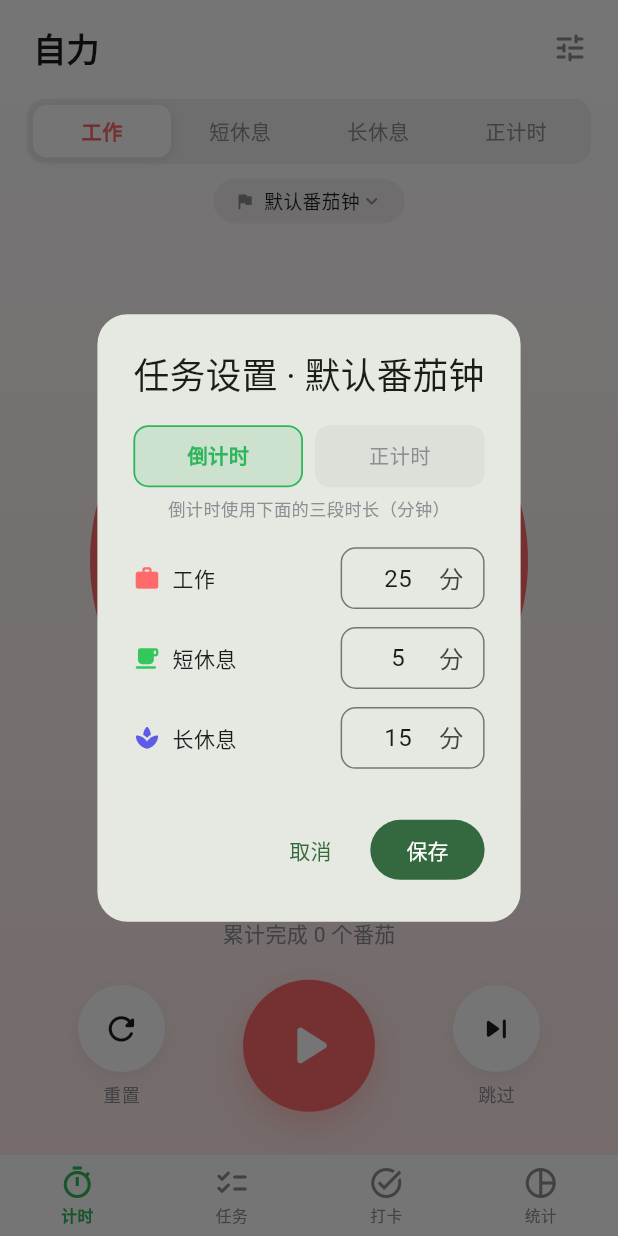
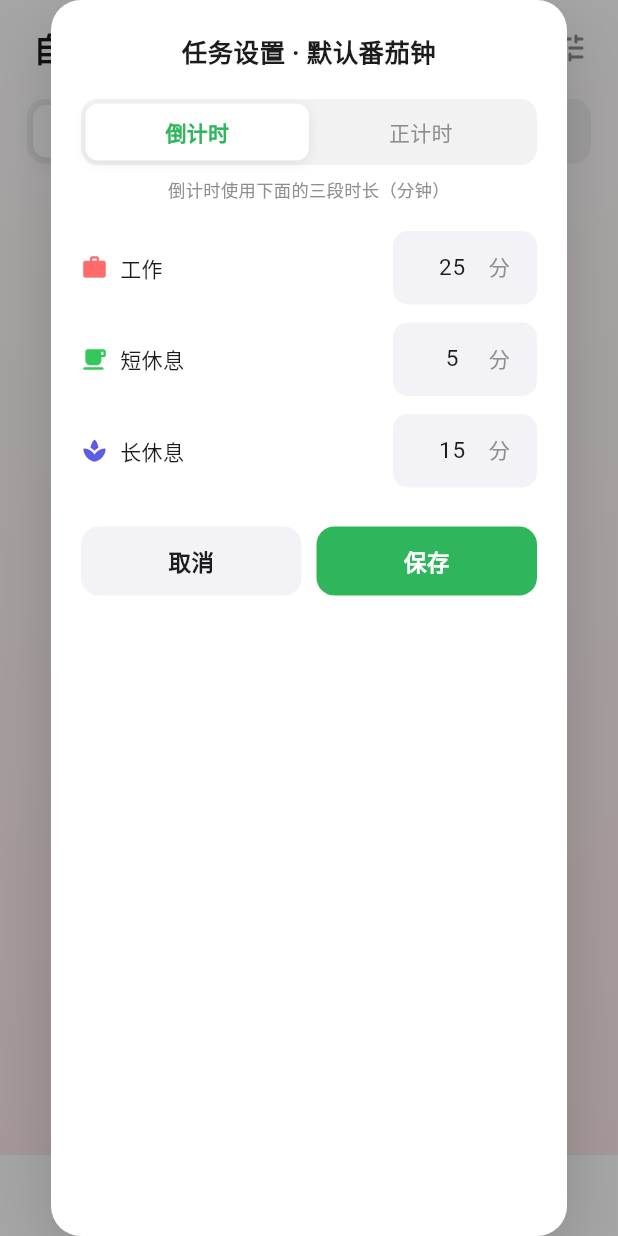
Before and after one commit to 7iyxx/zili-pomodoro, a Flutter app: the screen it shows after launch, after a tap on the "tune" icon, on a phone screen of 412 x 824 dp. Run offline on Flutter 3.47's test engine with Material 3 defaults, Android fonts, the light colour scheme and no system bars; our stand-ins replace audioplayers, flutter_local_notifications, shared_preferences, timezone, vibration.

Commit message:
v1.4.1: 统一弹窗视觉风格（纯白卡片 + 同款分段控件 + iOS 灰填充输入框）

```diff
--- a/lib/main.dart
+++ b/lib/main.dart
@@ -23,6 +23,12 @@
 //   · 任务可选计时方式：新建 / 编辑任务时可选择「倒计时（番茄钟）」或
 //     「正计时（自由计时）」，打开该任务后自动采用对应方式；
 //   · 默认番茄钟也可在计时页右上角的"任务设置"里切换计时方式。
+//
+// v1.4.1 更新：
+//   · 统一弹窗视觉：新建任务 / 任务设置 / 添加打卡项全部改为应用统一风格的纯白卡片弹窗
+//     （大圆角、柔和阴影、居中标题、等宽按钮），输入框统一为 iOS 灰填充圆角样式；
+//   · 「倒计时 / 正计时」改为与主界面模式栏同款的分段控件，两个选项天然等宽等高。
+
 // -----------------------------------------------------------------------------
 // 代码结构（单文件，按 9 个区块组织，建议配合 IDE 大纲视图阅读）：
 //   【一】模型与工具      —— 任务模型 / 打卡模型 / 调色板 / 时长格式化
@@ -1499,41 +1505,33 @@ class _PomodoroPageState extends State<PomodoroPage> with WidgetsBindingObserver
 
     final bool? saved = await showDialog<bool>(
       context: context,
+      barrierColor: Colors.black.withValues(alpha: 0.35),
       builder: (BuildContext ctx) => StatefulBuilder(
-        builder: (BuildContext ctx, StateSetter setLocal) => AlertDialog(
-          shape: RoundedRectangleBorder(borderRadius: BorderRadius.circular(20)),
-          title: Text('任务设置 · ${store.activeTaskName}'),
-          content: SingleChildScrollView(
+        builder: (BuildContext ctx, StateSetter setLocal) => _AppDialogCard(
+          title: '任务设置 · ${store.activeTaskName}',
+          actions: <Widget>[
+            _DialogButton(text: '取消', onTap: () => Navigator.of(ctx).pop(false)),
+            _DialogButton(text: '保存', primary: true, onTap: () => Navigator.of(ctx).pop(true)),
+          ],
+          child: SingleChildScrollView(
             child: Column(
               mainAxisSize: MainAxisSize.min,
+              crossAxisAlignment: CrossAxisAlignment.stretch,
               children: <Widget>[
-                // ---- 计时方式：倒计时 / 正计时 二选一 ----
-                Row(
-                  children: <Widget>[
-                    Expanded(
-                      child: _ChoicePill(
-                        text: '倒计时',
-                        selected: !countUpChoice,
-                        onTap: () => setLocal(() => countUpChoice = false),
-                      ),
-                    ),
-                    const SizedBox(width: 8),
-                    Expanded(
-                      child: _ChoicePill(
-                        text: '正计时',
-                        selected: countUpChoice,
-                        onTap: () => setLocal(() => countUpChoice = true),
-                      ),
-                    ),
-                  ],
+                // 计时方式：倒计时 / 正计时（与主界面模式栏同款分段控件）
+                _ChoiceSegment(
+                  options: const <String>['倒计时', '正计时'],
+                  selectedIndex: countUpChoice ? 1 : 0,
+                  onChanged: (int i) => setLocal(() => countUpChoice = i == 1),
                 ),
-                const SizedBox(height: 6),
+                const SizedBox(height: 8),
                 Text(
                   countUpChoice ? '正计时不限时长，结束时按实际用时记账' : '倒计时使用下面的三段时长（分钟）',
+                  textAlign: TextAlign.center,
                   style: const TextStyle(fontSize: 11.5, color: AppColors.secondaryLabel),
                 ),
-                const SizedBox(height: 12),
-                // ---- 三段时长（正计时任务置灰不可编辑，仅保留配置备用） ----
+                const SizedBox(height: 14),
+                // 三段时长（正计时任务置灰不可编辑，仅保留配置备用）
                 Opacity(
                   opacity: countUpChoice ? 0.35 : 1,
                   child: IgnorePointer(
@@ -1548,10 +1546,6 @@ class _PomodoroPageState extends State<PomodoroPage> with WidgetsBindingObserver
               ],
             ),
           ),
-          actions: <Widget>[
-            TextButton(onPressed: () => Navigator.of(ctx).pop(false), child: const Text('取消')),
-            FilledButton(onPressed: () => Navigator.of(ctx).pop(true), child: const Text('保存')),
-          ],
         ),
       ),
     );
@@ -1609,16 +1603,11 @@ class _PomodoroPageState extends State<PomodoroPage> with WidgetsBindingObserver
           ),
           SizedBox(
             width: 96,
-            child: TextField(
+            child: _IOSField(
               controller: controller,
+              suffixText: '分',
+              textAlign: TextAlign.center,
               keyboardType: TextInputType.number,
-              textAlign: TextAlign.center,
-              decoration: InputDecoration(
-                isDense: true,
-                suffixText: '分',
-                contentPadding: const EdgeInsets.symmetric(vertical: 8, horizontal: 10),
-                border: OutlineInputBorder(borderRadius: BorderRadius.circular(10)),
-              ),
             ),
           ),
         ],
@@ -1896,7 +1885,7 @@ class TasksPage extends StatelessWidget {
     );
   }
 
-  /// 新建 / 编辑任务弹窗（名称 + 计时方式 + 三段时长）
+  /// 新建 / 编辑任务弹窗（名称 + 计时方式 + 三段时长；应用统一弹窗风格）
   Future<void> _showTaskEditor(BuildContext context, TaskItem? task) async {
     final AppStore store = AppStore.instance;
     final TextEditingController nameCtrl = TextEditingController(text: task?.name ?? '');
@@ -1907,52 +1896,38 @@ class TasksPage extends StatelessWidget {
 
     final bool? ok = await showDialog<bool>(
       context: context,
+      barrierColor: Colors.black.withValues(alpha: 0.35),
       builder: (BuildContext ctx) => StatefulBuilder(
-        builder: (BuildContext ctx, StateSetter setLocal) => AlertDialog(
-          shape: RoundedRectangleBorder(borderRadius: BorderRadius.circular(20)),
-          title: Text(task == null ? '新建任务' : '编辑任务'),
-          content: SingleChildScrollView(
+        builder: (BuildContext ctx, StateSetter setLocal) => _AppDialogCard(
+          title: task == null ? '新建任务' : '编辑任务',
+          actions: <Widget>[
+            _DialogButton(text: '取消', onTap: () => Navigator.of(ctx).pop(false)),
+            _DialogButton(text: '保存', primary: true, onTap: () => Navigator.of(ctx).pop(true)),
+          ],
+          child: SingleChildScrollView(
             child: Column(
               mainAxisSize: MainAxisSize.min,
+              crossAxisAlignment: CrossAxisAlignment.stretch,
               children: <Widget>[
-                TextField(
-                  controller: nameCtrl,
-                  decoration: InputDecoration(
-                    labelText: '任务名称',
-                    hintText: '例如：复习信号与系统',
-                    border: OutlineInputBorder(borderRadius: BorderRadius.circular(12)),
-                  ),
+                // 任务名称
+                _IOSField(controller: nameCtrl, hintText: '任务名称，例如：复习信号与系统'),
+                const SizedBox(height: 16),
+                // 计时方式：倒计时 / 正计时（与主界面模式栏同款分段控件）
+                _ChoiceSegment(
+                  options: const <String>['倒计时', '正计时'],
+                  selectedIndex: countUpChoice ? 1 : 0,
+                  onChanged: (int i) => setLocal(() => countUpChoice = i == 1),
                 ),
-                const SizedBox(height: 14),
-                // ---- 计时方式：倒计时（番茄钟） / 正计时（自由计时） ----
-                Row(
-                  children: <Widget>[
-                    Expanded(
-                      child: _ChoicePill(
-                        text: '倒计时',
-                        selected: !countUpChoice,
-                        onTap: () => setLocal(() => countUpChoice = false),
-                      ),
-                    ),
-                    const SizedBox(width: 8),
-                    Expanded(
-                      child: _ChoicePill(
-                        text: '正计时',
-                        selected: countUpChoice,
-                        onTap: () => setLocal(() => countUpChoice = true),
-                      ),
-                    ),
-                  ],
-                ),
-                const SizedBox(height: 6),
+                const SizedBox(height: 8),
                 Text(
                   countUpChoice
                       ? '正计时不限时长：打开该任务后正着数，结束时按实际用时记账'
                       : '倒计时使用下面的三段时长（分钟）',
+                  textAlign: TextAlign.center,
                   style: const TextStyle(fontSize: 11.5, color: AppColors.secondaryLabel),
                 ),
-                const SizedBox(height: 12),
-                // ---- 三段时长（正计时任务置灰不可编辑，仅保留配置备用） ----
+                const SizedBox(height: 14),
+                // 三段时长（正计时任务置灰不可编辑，仅保留配置备用）
                 Opacity(
                   opacity: countUpChoice ? 0.35 : 1,
                   child: IgnorePointer(
@@ -1969,10 +1944,6 @@ class TasksPage extends StatelessWidget {
               ],
             ),
           ),
-          actions: <Widget>[
-            TextButton(onPressed: () => Navigator.of(ctx).pop(false), child: const Text('取消')),
-            FilledButton(onPressed: () => Navigator.of(ctx).pop(true), child: const Text('保存')),
-          ],
         ),
       ),
     );
@@ -2034,16 +2005,11 @@ class TasksPage extends StatelessWidget {
             child: Text(label, style: const TextStyle(fontSize: 14, color: AppColors.label)),
           ),
           Expanded(
-            child: TextField(
+            child: _IOSField(
               controller: controller,
+              suffixText: '分',
+              textAlign: TextAlign.center,
               keyboardType: TextInputType.number,
-              textAlign: TextAlign.center,
-              decoration: InputDecoration(
-                isDense: true,
-                suffixText: '分',
-                contentPadding: const EdgeInsets.symmetric(vertical: 8, horizontal: 10),
-                border: OutlineInputBorder(borderRadius: BorderRadius.circular(10)),
-              ),
             ),
           ),
         ],
@@ -2242,28 +2208,24 @@ class CheckInPage extends StatelessWidget {
     );
   }
 
-  /// 添加打卡项
+  /// 添加打卡项（应用统一弹窗风格）
   Future<void> _showAddDialog(BuildContext context) async {
     final AppStore store = AppStore.instance;
     final TextEditingController nameCtrl = TextEditingController();
     final bool? ok = await showDialog<bool>(
       context: context,
-      builder: (BuildContext ctx) => AlertDialog(
-        shape: RoundedRectangleBorder(borderRadius: BorderRadius.circular(20)),
-        title: const Text('添加打卡项'),
-        content: TextField(
+      barrierColor: Colors.black.withValues(alpha: 0.35),
+      builder: (BuildContext ctx) => _AppDialogCard(
+        title: '添加打卡项',
+        actions: <Widget>[
+          _DialogButton(text: '取消', onTap: () => Navigator.of(ctx).pop(false)),
+          _DialogButton(text: '添加', primary: true, onTap: () => Navigator.of(ctx).pop(true)),
+        ],
+        child: _IOSField(
           controller: nameCtrl,
+          hintText: '打卡项名称，例如：早起 7 点',
           autofocus: true,
-          decoration: InputDecoration(
-            labelText: '打卡项名称',
-            hintText: '例如：早起 7 点',
-            border: OutlineInputBorder(borderRadius: BorderRadius.circular(12)),
-          ),
         ),
-        actions: <Widget>[
-          TextButton(onPressed: () => Navigator.of(ctx).pop(false), child: const Text('取消')),
-          FilledButton(onPressed: () => Navigator.of(ctx).pop(true), child: const Text('添加')),
-        ],
       ),
     );
     final String name = nameCtrl.text.trim();
@@ -2872,44 +2834,206 @@ class _StatsBar extends StatelessWidget {
   }
 }
 
-/// 小胶囊选择按钮（Apple 风格）：用于"倒计时 / 正计时"二选一
-class _ChoicePill extends StatelessWidget {
-  const _ChoicePill({required this.text, required this.selected, required this.onTap});
-
-  /// 按钮文字
+/// 应用统一弹窗卡片（与主界面同风格）：纯白圆角卡片 + 柔和阴影 + 居中标题 + 底部等宽按钮行
+class _AppDialogCard extends StatelessWidget {
+  const _AppDialogCard({required this.title, required this.child, required this.actions});
+
+  /// 标题（居中，iOS 弹窗样式）
+  final String title;
+
+  /// 弹窗内容
+  final Widget child;
+
+  /// 底部按钮（一般为两个：取消 / 确认），等宽排布
+  final List<Widget> actions;
+
+  @override
+  Widget build(BuildContext context) {
+    return Container(
+      margin: const EdgeInsets.symmetric(horizontal: 34),
+      decoration: BoxDecoration(
+        borderRadius: BorderRadius.circular(20),
+        boxShadow: <BoxShadow>[
+          BoxShadow(color: Colors.black.withValues(alpha: 0.16), blurRadius: 36, offset: const Offset(0, 14)),
+        ],
+      ),
+      child: Material(
+        // 纯白：绕开 Material 3 的表面着色（偏绿灰），与主界面卡片颜色一致
+        color: Colors.white,
+        shape: RoundedRectangleBorder(borderRadius: BorderRadius.circular(20)),
+        clipBehavior: Clip.antiAlias,
+        child: Padding(
+          padding: const EdgeInsets.fromLTRB(20, 22, 20, 16),
+          child: Column(
+            mainAxisSize: MainAxisSize.min,
+            crossAxisAlignment: CrossAxisAlignment.stretch,
+            children: <Widget>[
+              Text(
+                title,
+                textAlign: TextAlign.center,
+                style: const TextStyle(fontSize: 17, fontWeight: FontWeight.w600, color: AppColors.label),
+              ),
+              const SizedBox(height: 18),
+              child,
+              const SizedBox(height: 20),
+              Row(
+                children: <Widget>[
+                  for (int i = 0; i < actions.length; i++) ...<Widget>[
+                    if (i > 0) const SizedBox(width: 10),
+                    Expanded(child: actions[i]),
+                  ],
+                ],
+              ),
+            ],
+          ),
+        ),
+      ),
+    );
+  }
+}
+
+/// 弹窗底部按钮：主按钮（绿底白字）/ 次按钮（浅灰底深色字），与主界面的圆角按钮语言一致
+class _DialogButton extends StatelessWidget {
+  const _DialogButton({required this.text, required this.onTap, this.primary = false});
+
   final String text;
-
-  /// 是否选中
-  final bool selected;
-
-  /// 点击回调
   final VoidCallback onTap;
+
+  /// true = 主按钮（绿色填充）
+  final bool primary;
 
   @override
   Widget build(BuildContext context) {
     return GestureDetector(
       onTap: onTap,
-      child: AnimatedContainer(
-        duration: const Duration(milliseconds: 200),
-        curve: Curves.easeOut,
-        padding: const EdgeInsets.symmetric(vertical: 10),
+      child: Container(
+        height: 46,
         decoration: BoxDecoration(
-          color: selected ? AppColors.accent.withValues(alpha: 0.14) : Colors.black.withValues(alpha: 0.04),
-          borderRadius: BorderRadius.circular(10),
-          border: Border.all(
-            color: selected ? AppColors.accent : Colors.transparent,
-            width: 1.2,
-          ),
+          color: primary ? AppColors.accent : const Color(0xFFF2F2F7),
+          borderRadius: BorderRadius.circular(12),
         ),
         alignment: Alignment.center,
         child: Text(
           text,
           style: TextStyle(
-            fontSize: 13.5,
-            fontWeight: selected ? FontWeight.w600 : FontWeight.w500,
-            color: selected ? AppColors.accent : AppColors.secondaryLabel,
+            fontSize: 15,
+            fontWeight: FontWeight.w600,
+            color: primary ? Colors.white : AppColors.label,
           ),
         ),
+      ),
+    );
+  }
+}
+
+/// iOS 风格输入框：浅灰填充、无边框、圆角 10（弹窗表单统一使用）
+class _IOSField extends StatelessWidget {
+  const _IOSField({
+    required this.controller,
+    this.hintText,
+    this.suffixText,
+    this.textAlign = TextAlign.left,
+    this.keyboardType,
+    this.autofocus = false,
+  });
+
+  final TextEditingController controller;
+  final String? hintText;
+  final String? suffixText;
+  final TextAlign textAlign;
+  final TextInputType? keyboardType;
+  final bool autofocus;
+
+  @override
+  Widget build(BuildContext context) {
+    OutlineInputBorder noneBorder() => OutlineInputBorder(
+          borderRadius: BorderRadius.circular(10),
+          borderSide: BorderSide.none,
+        );
+    return TextField(
+      controller: controller,
+      keyboardType: keyboardType,
+      textAlign: textAlign,
+      autofocus: autofocus,
+      style: const TextStyle(fontSize: 15, color: AppColors.label),
+      decoration: InputDecoration(
+        isDense: true,
+        hintText: hintText,
+        hintStyle: const TextStyle(color: AppColors.secondaryLabel, fontSize: 14),
+        suffixText: suffixText,
+        suffixStyle: const TextStyle(color: AppColors.secondaryLabel, fontSize: 14),
+        filled: true,
+        fillColor: const Color(0xFFF2F2F7),
+        contentPadding: const EdgeInsets.symmetric(horizontal: 14, vertical: 13),
+        border: noneBorder(),
+        enabledBorder: noneBorder(),
+        focusedBorder: OutlineInputBorder(
+          borderRadius: BorderRadius.circular(10),
+          borderSide: const BorderSide(color: AppColors.accent, width: 1.4),
+        ),
+      ),
+    );
+  }
+}
+
+/// 两段式分段控件（与主界面计时模式栏同款）：灰底容器 + 选中项白底浮起。
+/// 两个选项在同一个容器里等宽排布，天然不会出现大小不一致。
+class _ChoiceSegment extends StatelessWidget {
+  const _ChoiceSegment({required this.options, required this.selectedIndex, required this.onChanged});
+
+  /// 选项文字（两个）
+  final List<String> options;
+
+  /// 当前选中下标
+  final int selectedIndex;
+
+  /// 切换回调（返回新的下标）
+  final ValueChanged<int> onChanged;
+
+  @override
+  Widget build(BuildContext context) {
+    return Container(
+      padding: const EdgeInsets.all(3),
+      decoration: BoxDecoration(
+        color: Colors.black.withValues(alpha: 0.05),
+        borderRadius: BorderRadius.circular(11),
+      ),
+      child: Row(
+        children: <Widget>[
+          for (int i = 0; i < options.length; i++)
+            Expanded(
+              child: GestureDetector(
+                onTap: () => onChanged(i),
+                child: AnimatedContainer(
+                  duration: const Duration(milliseconds: 200),
+                  curve: Curves.easeOut,
+                  padding: const EdgeInsets.symmetric(vertical: 9),
+                  decoration: BoxDecoration(
+                    color: i == selectedIndex ? Colors.white : Colors.transparent,
+                    borderRadius: BorderRadius.circular(8.5),
+                    boxShadow: i == selectedIndex
+                        ? <BoxShadow>[
+                            BoxShadow(
+                              color: Colors.black.withValues(alpha: 0.08),
+                              blurRadius: 6,
+                              offset: const Offset(0, 2),
+                            ),
+                          ]
+                        : null,
+                  ),
+                  alignment: Alignment.center,
+                  child: Text(
+                    options[i],
+                    style: TextStyle(
+                      fontSize: 14,
+                      fontWeight: i == selectedIndex ? FontWeight.w600 : FontWeight.w500,
+                      color: i == selectedIndex ? AppColors.accent : AppColors.secondaryLabel,
+                    ),
+                  ),
+                ),
+              ),
+            ),
+        ],
       ),
     );
   }
--- a/pubspec.yaml
+++ b/pubspec.yaml
@@ -8,7 +8,7 @@ name: pomodoro_app
 description: "自力：自律番茄钟（工作/短休息/长休息 + 自定义时长），含任务管理、自律打卡、专注时长统计（扇形图）、后台计时与震动铃声提醒。"
 publish_to: 'none' # 个人项目，不发布到 pub.dev
 
-version: 1.4.0+5
+version: 1.4.1+6
 
 environment:
   sdk: ^3.10.0
```
Also changed, not shown: 2 other files.
